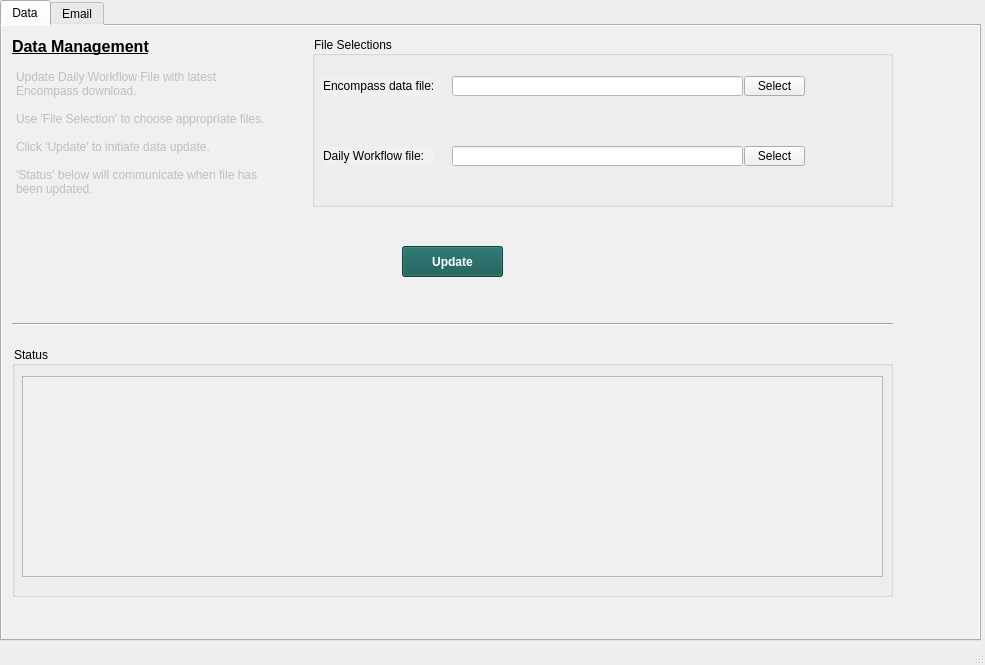
Old version of the form WorkflowAdmin.ui in the repository bamessenger/Loan_Workflow.
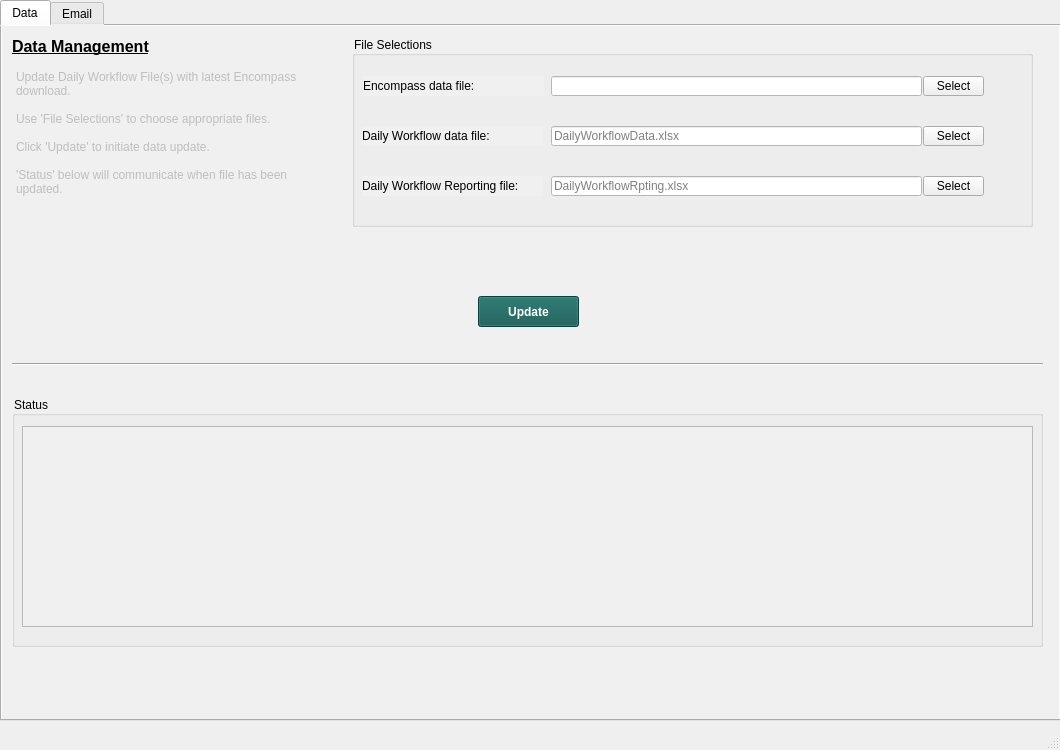
New version of the form.

Commit message: Updates to def dashData()

Patch:
```diff
--- a/WorkflowAdmin.ui
+++ b/WorkflowAdmin.ui
@@ -7,8 +7,8 @@
    <rect>
     <x>0</x>
     <y>0</y>
-    <width>985</width>
-    <height>665</height>
+    <width>1060</width>
+    <height>750</height>
    </rect>
   </property>
   <property name="windowTitle">
@@ -20,8 +20,8 @@
      <rect>
       <x>0</x>
       <y>0</y>
-      <width>981</width>
-      <height>641</height>
+      <width>1061</width>
+      <height>721</height>
      </rect>
     </property>
     <property name="autoFillBackground">
@@ -46,10 +46,10 @@
      <widget class="QGroupBox" name="gboxDataFiles">
       <property name="geometry">
        <rect>
-        <x>310</x>
+        <x>350</x>
         <y>10</y>
-        <width>581</width>
-        <height>171</height>
+        <width>681</width>
+        <height>191</height>
        </rect>
       </property>
       <property name="styleSheet">
@@ -61,9 +61,9 @@
       <widget class="QLineEdit" name="lneMstFile">
        <property name="geometry">
         <rect>
-         <x>140</x>
+         <x>199</x>
          <y>40</y>
-         <width>291</width>
+         <width>371</width>
          <height>20</height>
         </rect>
        </property>
@@ -74,20 +74,23 @@
       <widget class="QLineEdit" name="lneDlyWrkflwFile">
        <property name="geometry">
         <rect>
-         <x>140</x>
-         <y>110</y>
-         <width>291</width>
+         <x>199</x>
+         <y>90</y>
+         <width>371</width>
          <height>20</height>
         </rect>
        </property>
        <property name="styleSheet">
         <string notr="true">background-color: rgb(255, 255, 255);</string>
        </property>
+       <property name="placeholderText">
+        <string>DailyWorkflowData.xlsx</string>
+       </property>
       </widget>
       <widget class="QPushButton" name="btnMstFileSlct">
        <property name="geometry">
         <rect>
-         <x>432</x>
+         <x>571</x>
          <y>40</y>
          <width>61</width>
          <height>20</height>
@@ -100,8 +103,8 @@
       <widget class="QPushButton" name="btnDlyWrkflwSlct">
        <property name="geometry">
         <rect>
-         <x>432</x>
-         <y>110</y>
+         <x>571</x>
+         <y>90</y>
          <width>61</width>
          <height>20</height>
         </rect>
@@ -115,7 +118,7 @@
         <rect>
          <x>11</x>
          <y>40</y>
-         <width>111</width>
+         <width>181</width>
          <height>20</height>
         </rect>
        </property>
@@ -126,14 +129,56 @@
       <widget class="QLabel" name="lblDlyWrkflwFile">
        <property name="geometry">
         <rect>
-         <x>11</x>
-         <y>110</y>
-         <width>111</width>
+         <x>10</x>
+         <y>90</y>
+         <width>181</width>
          <height>20</height>
         </rect>
        </property>
        <property name="text">
-        <string>Daily Workflow file:</string>
+        <string>Daily Workflow data file:</string>
+       </property>
+      </widget>
+      <widget class="QLineEdit" name="lneDlyWrkflwRptFile">
+       <property name="geometry">
+        <rect>
+         <x>199</x>
+         <y>140</y>
+         <width>371</width>
+         <height>20</height>
+        </rect>
+       </property>
+       <property name="styleSheet">
+        <string notr="true">background-color: rgb(255, 255, 255);</string>
+       </property>
+       <property name="placeholderText">
+        <string>DailyWorkflowRpting.xlsx</string>
+       </property>
+      </widget>
+      <widget class="QLabel" name="lblDlyWrkflwRptFile">
+       <property name="geometry">
+        <rect>
+         <x>10</x>
+         <y>140</y>
+         <width>181</width>
+         <height>20</height>
+        </rect>
+       </property>
+       <property name="text">
+        <string>Daily Workflow Reporting file:</string>
+       </property>
+      </widget>
+      <widget class="QPushButton" name="btnDlyWrkflwRptSlct">
+       <property name="geometry">
+        <rect>
+         <x>571</x>
+         <y>140</y>
+         <width>61</width>
+         <height>20</height>
+        </rect>
+       </property>
+       <property name="text">
+        <string>Select</string>
        </property>
       </widget>
       <zorder>btnMstFileSlct</zorder>
@@ -147,8 +192,8 @@
       <property name="geometry">
        <rect>
         <x>10</x>
-        <y>320</y>
-        <width>881</width>
+        <y>370</y>
+        <width>1031</width>
         <height>251</height>
        </rect>
       </property>
@@ -160,7 +205,7 @@
         <rect>
          <x>10</x>
          <y>30</y>
-         <width>861</width>
+         <width>1011</width>
          <height>201</height>
         </rect>
        </property>
@@ -170,8 +215,8 @@
       <property name="geometry">
        <rect>
         <x>10</x>
-        <y>290</y>
-        <width>881</width>
+        <y>330</y>
+        <width>1031</width>
         <height>16</height>
        </rect>
       </property>
@@ -182,8 +227,8 @@
      <widget class="QPushButton" name="btnDataUpdte">
       <property name="geometry">
        <rect>
-        <x>400</x>
-        <y>220</y>
+        <x>476</x>
+        <y>270</y>
         <width>101</width>
         <height>31</height>
        </rect>
@@ -231,8 +276,8 @@
        <rect>
         <x>10</x>
         <y>40</y>
-        <width>261</width>
-        <height>131</height>
+        <width>321</width>
+        <height>151</height>
        </rect>
       </property>
       <property name="frameShape">
@@ -245,9 +290,9 @@
        <enum>Qt::ScrollBarAlwaysOff</enum>
       </property>
       <property name="plainText">
-       <string>Update Daily Workflow File with latest Encompass download.
+       <string>Update Daily Workflow File(s) with latest Encompass download.
 
-Use 'File Selection' to choose appropriate files.
+Use 'File Selections' to choose appropriate files.
 
 Click 'Update' to initiate data update.
 
```
Left out of the diff: 17 changed lines with no effect on the pictures. The commit also changes 3 other files.
